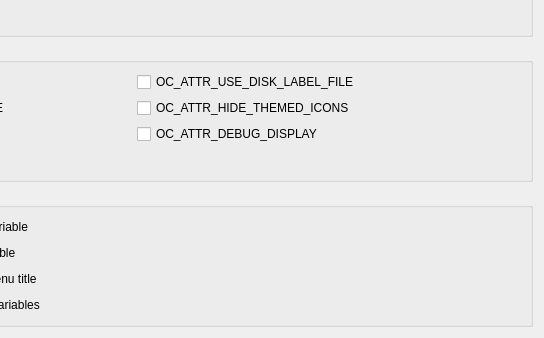
Above: dlgParameters.ui from ic005k/OCAuxiliaryTools before the change; both pictures show x 276 to 820 and y 388 to 726 of the 820 by 726 pixel window. Below: the same form after it.
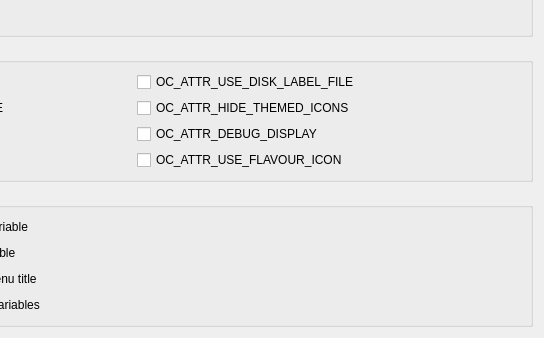
That is the form after the change.

```diff
--- a/dlgParameters.ui
+++ b/dlgParameters.ui
@@ -369,6 +369,13 @@
         </property>
        </widget>
       </item>
+      <item row="3" column="1">
+       <widget class="QCheckBox" name="chkPA8">
+        <property name="text">
+         <string>OC_ATTR_USE_FLAVOUR_ICON</string>
+        </property>
+       </widget>
+      </item>
      </layout>
     </widget>
    </item>
```
Left out of the diff: 37 changed lines with no effect on the pictures.
